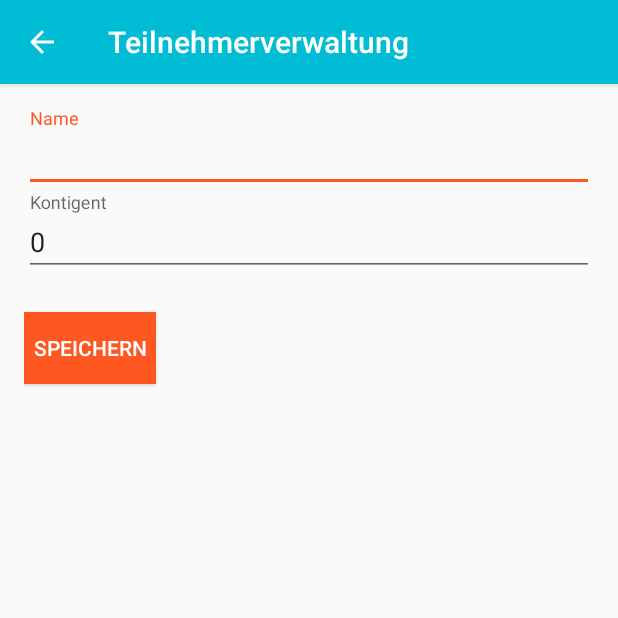
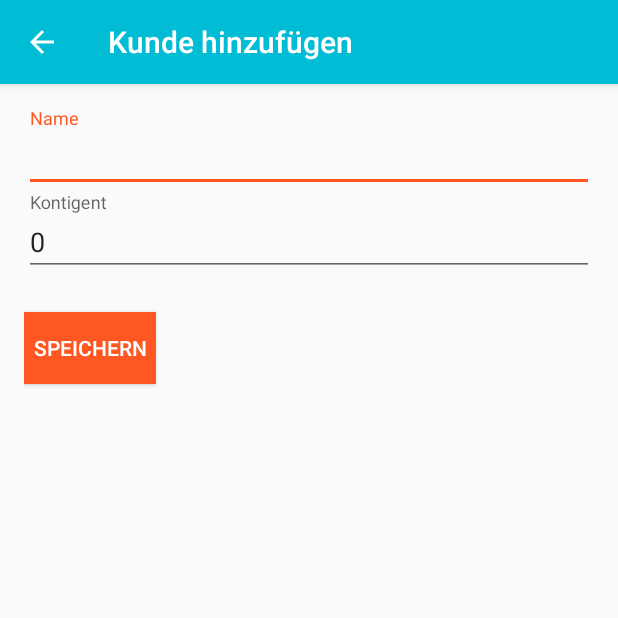
Before and after one commit to maxdobler/Teilnehmerverwaltung, an Android app: the CustomerDetailActivity screen opened directly, with no data from a screen before it, on a phone screen of 412 x 824 dp, the top half of it. Run offline under Robolectric (Android 15) with nearby library versions, the phone set to English and light mode, and no system bars; our stand-ins replace ButterKnife, Firebase (no records; nobody signed in at launch, a user with empty details on screens opened directly).

Commit message:
customer detail toolbar title geändert

```diff
--- a/app/src/main/java/de/maxdobler/teilnehmerverwaltung/customerDetail/CustomerDetailActivity.java
+++ b/app/src/main/java/de/maxdobler/teilnehmerverwaltung/customerDetail/CustomerDetailActivity.java
@@ -39,11 +39,17 @@ public class CustomerDetailActivity extends AppCompatActivity {
 
         Bundle extras = getIntent().getExtras();
 
+        setupToolbar(getString(R.string.customer_detail_title));
+
         if (extras != null) {
             loadCustomer(extras);
         }
 
+    }
+
+    private void setupToolbar(String title) {
         if (getSupportActionBar() != null) {
+            getSupportActionBar().setTitle(title);
             getSupportActionBar().setDisplayHomeAsUpEnabled(true);
         }
     }
@@ -56,6 +62,7 @@ public class CustomerDetailActivity extends AppCompatActivity {
                 mCustomer = dataSnapshot.getValue(Customer.class);
                 nameEditText.setText(mCustomer.getName());
                 quotaEditText.setText(String.valueOf(mCustomer.getQuota()));
+                setupToolbar(mCustomer.getName());
             }
 
             @Override
--- a/app/src/main/res/values/strings.xml
+++ b/app/src/main/res/values/strings.xml
@@ -22,5 +22,6 @@
     <string name="customer_detail_quota_hint">Kontigent</string>
     <string name="customer_detail_quota_error">Kontingent darf nicht negativ sein</string>
     <string name="main_activity_action_add_customer_title">Kunde hinzufügen</string>
+    <string name="customer_detail_title">Kunde hinzufügen</string>
 
 </resources>
```
